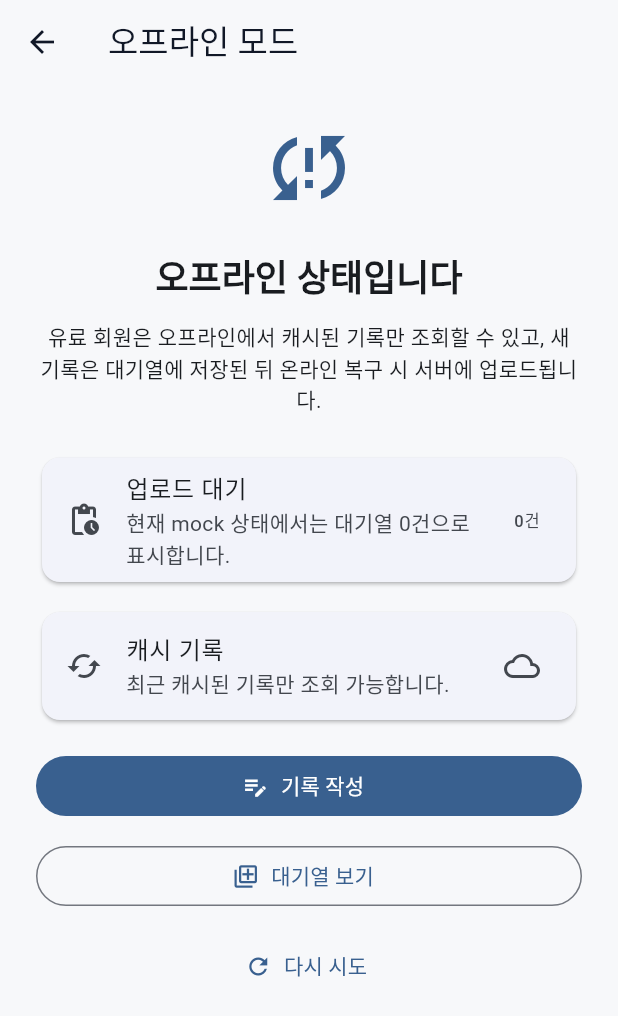
After one commit to yunjinhwa/fishing_calendar, a Flutter app: the MyPage screen opened directly, after a tap on "오프라인 + 유료 회원", on a phone screen of 412 x 824 dp. The commit adds this screen. Shown: the top 1016 px of the screen. Run offline on Flutter 3.47's test engine with Material 3 defaults, Android fonts, the light colour scheme and no system bars.

Commit message:
[feat] - 오프라인 상태별 안내 화면 추가
- 오프라인 비회원 안내 화면을 추가했습니다.
- 오프라인 무료 회원 안내 화면을 추가했습니다.
- 오프라인 유료 회원 안내 화면을 추가했습니다.
- 오프라인 상태별 사용 가능 기능 안내를 구성했습니다.
- 무료 회원 오프라인 화면에서 기록 작성 진입을 연결했습니다.
- 유료 회원 오프라인 화면에서 기록 작성 진입을 연결했습니다.
- 내정보 화면에 오프라인 화면 테스트 진입 버튼을 추가했습니다.

```diff
--- a/lib/presentation/my_page/my_page.dart
+++ b/lib/presentation/my_page/my_page.dart
@@ -1,16 +1,144 @@
 import 'package:flutter/material.dart';
 
-import '../common/placeholder_screen.dart';
+import '../offline/offline_free_page.dart';
+import '../offline/offline_guest_page.dart';
+import '../offline/offline_paid_page.dart';
 
 class MyPage extends StatelessWidget {
   const MyPage({super.key});
 
   @override
   Widget build(BuildContext context) {
-    return const PlaceholderScreen(
-      title: '내정보',
-      icon: Icons.person_outline,
-      description: '내정보 화면은 다음 단계에서 만듭니다.',
+    return Scaffold(
+      appBar: AppBar(
+        title: const Text('내정보'),
+      ),
+      body: SafeArea(
+        child: ListView(
+          padding: const EdgeInsets.all(24),
+          children: [
+            CircleAvatar(
+              radius: 36,
+              backgroundColor: Theme.of(context).colorScheme.primaryContainer,
+              child: Icon(
+                Icons.person_outline,
+                size: 40,
+                color: Theme.of(context).colorScheme.onPrimaryContainer,
+              ),
+            ),
+            const SizedBox(height: 16),
+
+            Text(
+              '사용자',
+              style: Theme.of(context).textTheme.headlineSmall?.copyWith(
+                    fontWeight: FontWeight.bold,
+                  ),
+              textAlign: TextAlign.center,
+            ),
+            const SizedBox(height: 4),
+
+            Text(
+              '현재는 mock 사용자 상태입니다.',
+              style: Theme.of(context).textTheme.bodyMedium,
+              textAlign: TextAlign.center,
+            ),
+            const SizedBox(height: 24),
+
+            Card(
+              child: ListTile(
+                leading: const Icon(Icons.workspace_premium_outlined),
+                title: const Text('플랜 정보'),
+                subtitle: const Text('무료 회원 / 유료 회원 상태는 추후 실제 계정과 연동합니다.'),
+                trailing: const Icon(Icons.chevron_right),
+                onTap: () {
+                  ScaffoldMessenger.of(context).showSnackBar(
+                    const SnackBar(
+                      content: Text('플랜 정보 화면은 다음 단계에서 구현합니다.'),
+                    ),
+                  );
+                },
+              ),
+            ),
+            const SizedBox(height: 8),
+
+            Card(
+              child: ListTile(
+                leading: const Icon(Icons.sync_outlined),
+                title: const Text('동기화/충돌 관리'),
+                subtitle: const Text('동기화 기능은 outbox-sync 단계에서 구현합니다.'),
+                trailing: const Icon(Icons.chevron_right),
+                onTap: () {
+                  ScaffoldMessenger.of(context).showSnackBar(
+                    const SnackBar(
+                      content: Text('동기화/충돌 관리는 추후 구현합니다.'),
+                    ),
+                  );
+                },
+              ),
+            ),
+            const SizedBox(height: 24),
+
+            Text(
+              '오프라인 화면 테스트',
+              style: Theme.of(context).textTheme.titleMedium?.copyWith(
+                    fontWeight: FontWeight.bold,
+                  ),
+            ),
+            const SizedBox(height: 8),
+
+            OutlinedButton.icon(
+              onPressed: () {
+                Navigator.of(context).push(
+                  MaterialPageRoute(
+                    builder: (_) => const OfflineGuestPage(),
+                  ),
+                );
+              },
+              icon: const Icon(Icons.person_off_outlined),
+              label: const Text('오프라인 + 비회원'),
+            ),
+            const SizedBox(height: 8),
+
+            OutlinedButton.icon(
+              onPressed: () {
+                Navigator.of(context).push(
+                  MaterialPageRoute(
+                    builder: (_) => const OfflineFreePage(),
+                  ),
+                );
+              },
+              icon: const Icon(Icons.phone_android_outlined),
+              label: const Text('오프라인 + 무료 회원'),
+            ),
+            const SizedBox(height: 8),
+
+            OutlinedButton.icon(
+              onPressed: () {
+                Navigator.of(context).push(
+                  MaterialPageRoute(
+                    builder: (_) => const OfflinePaidPage(),
+                  ),
+                );
+              },
+              icon: const Icon(Icons.cloud_queue_outlined),
+              label: const Text('오프라인 + 유료 회원'),
+            ),
+            const SizedBox(height: 24),
+
+            OutlinedButton.icon(
+              onPressed: () {
+                ScaffoldMessenger.of(context).showSnackBar(
+                  const SnackBar(
+                    content: Text('로그아웃 기능은 인증 연동 단계에서 구현합니다.'),
+                  ),
+                );
+              },
+              icon: const Icon(Icons.logout),
+              label: const Text('로그아웃'),
+            ),
+          ],
+        ),
+      ),
     );
   }
 }
--- /dev/null
+++ b/lib/presentation/offline/offline_paid_page.dart
@@ -0,0 +1,104 @@
+import 'package:flutter/material.dart';
+
+import '../record/record_form_page.dart';
+
+class OfflinePaidPage extends StatelessWidget {
+  const OfflinePaidPage({super.key});
+
+  @override
+  Widget build(BuildContext context) {
+    return Scaffold(
+      appBar: AppBar(
+        title: const Text('오프라인 모드'),
+      ),
+      body: SafeArea(
+        child: ListView(
+          padding: const EdgeInsets.all(24),
+          children: [
+            Icon(
+              Icons.sync_problem_outlined,
+              size: 64,
+              color: Theme.of(context).colorScheme.primary,
+            ),
+            const SizedBox(height: 24),
+
+            Text(
+              '오프라인 상태입니다',
+              style: Theme.of(context).textTheme.headlineSmall?.copyWith(
+                    fontWeight: FontWeight.bold,
+                  ),
+              textAlign: TextAlign.center,
+            ),
+            const SizedBox(height: 12),
+
+            Text(
+              '유료 회원은 오프라인에서 캐시된 기록만 조회할 수 있고, '
+              '새 기록은 대기열에 저장된 뒤 온라인 복구 시 서버에 업로드됩니다.',
+              style: Theme.of(context).textTheme.bodyMedium,
+              textAlign: TextAlign.center,
+            ),
+            const SizedBox(height: 24),
+
+            Card(
+              child: ListTile(
+                leading: const Icon(Icons.pending_actions_outlined),
+                title: const Text('업로드 대기'),
+                subtitle: const Text('현재 mock 상태에서는 대기열 0건으로 표시합니다.'),
+                trailing: const Text('0건'),
+              ),
+            ),
+            const SizedBox(height: 12),
+
+            Card(
+              child: ListTile(
+                leading: const Icon(Icons.cached_outlined),
+                title: const Text('캐시 기록'),
+                subtitle: const Text('최근 캐시된 기록만 조회 가능합니다.'),
+                trailing: const Icon(Icons.cloud_queue),
+              ),
+            ),
+            const SizedBox(height: 16),
+
+            FilledButton.icon(
+              onPressed: () {
+                Navigator.of(context).push(
+                  MaterialPageRoute(
+                    builder: (_) => const RecordFormPage(),
+                  ),
+                );
+              },
+              icon: const Icon(Icons.edit_note),
+              label: const Text('기록 작성'),
+            ),
+            const SizedBox(height: 12),
+
+            OutlinedButton.icon(
+              onPressed: () {
+                ScaffoldMessenger.of(context).showSnackBar(
+                  const SnackBar(
+                    content: Text('대기열 보기 기능은 outbox 단계에서 구현합니다.'),
+                  ),
+                );
+              },
+              icon: const Icon(Icons.queue_outlined),
+              label: const Text('대기열 보기'),
+            ),
+            const SizedBox(height: 12),
+
+            TextButton.icon(
+              onPressed: () {
+                ScaffoldMessenger.of(context).showSnackBar(
+                  const SnackBar(
+                    content: Text('네트워크 재연결 감지는 추후 구현합니다.'),
+                  ),
+                );
+              },
+              icon: const Icon(Icons.refresh),
+              label: const Text('다시 시도'),
+            ),
+          ],
+        ),
+      ),
+    );
+  }
+}
```
Also changed, not shown: lib/presentation/offline/offline_free_page.dart (added, +94 -0 lines), lib/presentation/offline/offline_guest_page.dart (added, +94 -0 lines), 1 other file.
